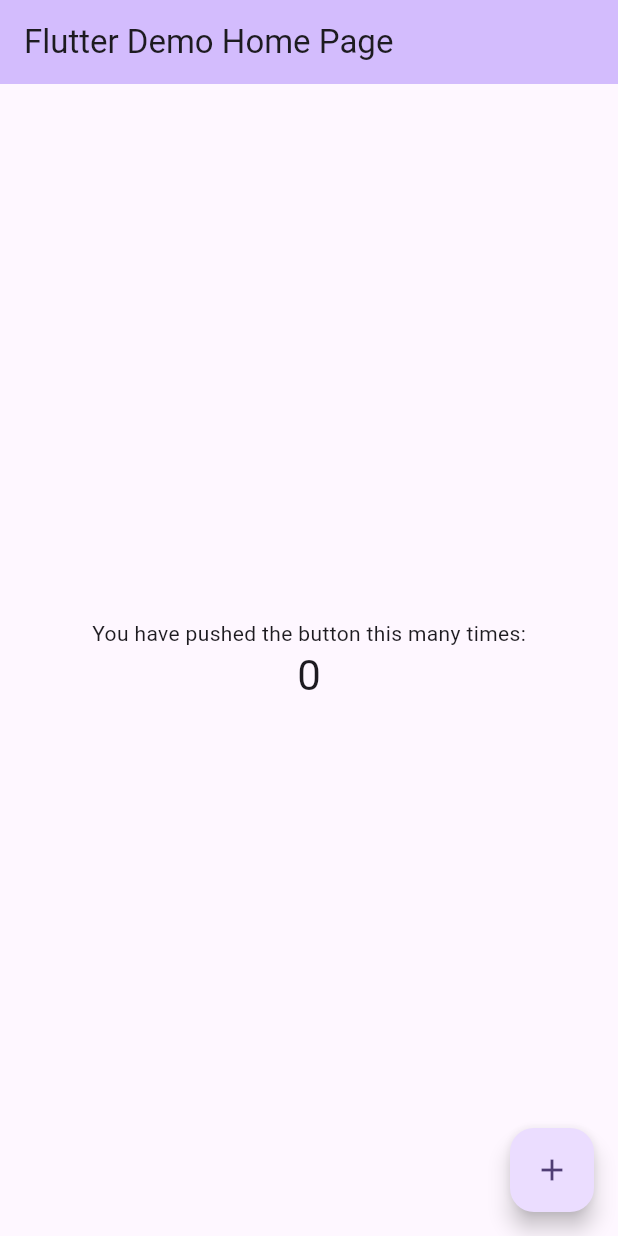
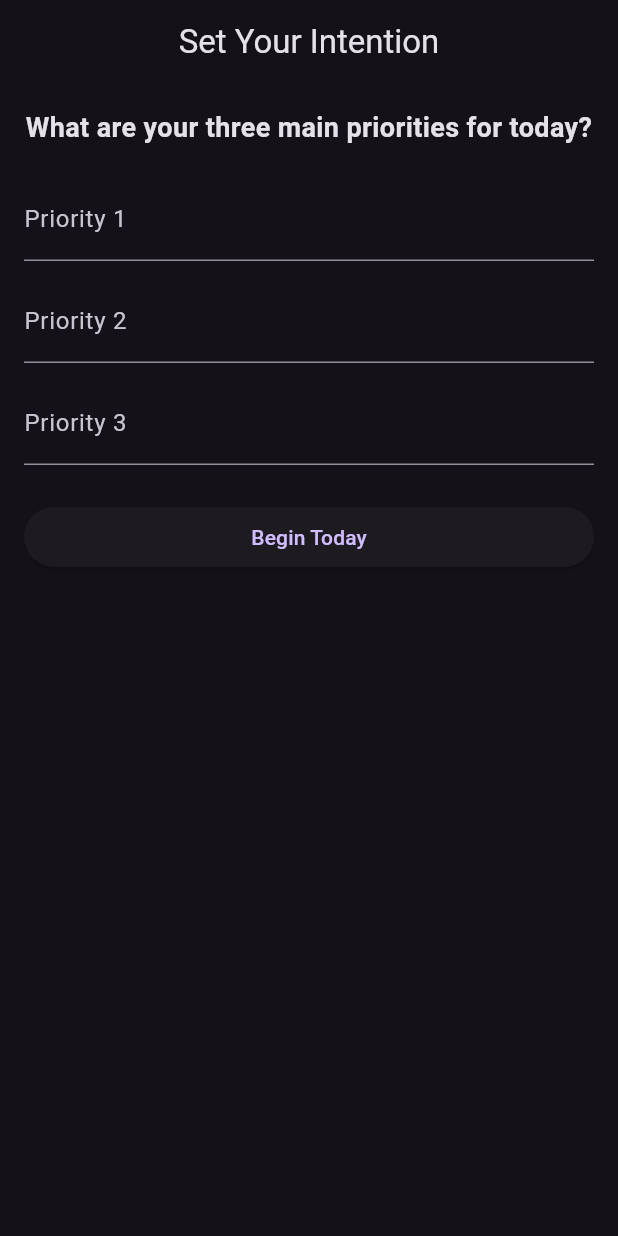
Before and after one commit to anshjast/koru, a Flutter app: the screen it shows after launch, on a phone screen of 412 x 824 dp. Run offline on Flutter 3.47's test engine with Material 3 defaults, Android fonts, the light colour scheme and no system bars; our stand-ins replace cloud_firestore, firebase_core; accounts and stored records are empty.

Commit message:
feat: Restructure app with Splash, Entry, and Dashboard screens

```diff
--- a/lib/main.dart
+++ b/lib/main.dart
@@ -1,122 +1,26 @@
 import 'package:flutter/material.dart';
+import 'package:firebase_core/firebase_core.dart';
+import 'package:koru/screens/splash_screen.dart'; // Ensure this import is here
 
-void main() {
-  runApp(const MyApp());
+void main() async {
+  WidgetsFlutterBinding.ensureInitialized();
+  await Firebase.initializeApp();
+  runApp(const KoruApp());
 }
 
-class MyApp extends StatelessWidget {
-  const MyApp({super.key});
+class KoruApp extends StatelessWidget {
+  const KoruApp({super.key});
 
-  // This widget is the root of your application.
   @override
   Widget build(BuildContext context) {
     return MaterialApp(
-      title: 'Flutter Demo',
+      title: 'Koru',
+      debugShowCheckedModeBanner: false,
       theme: ThemeData(
-        // This is the theme of your application.
-        //
-        // TRY THIS: Try running your application with "flutter run". You'll see
-        // the application has a purple toolbar. Then, without quitting the app,
-        // try changing the seedColor in the colorScheme below to Colors.green
-        // and then invoke "hot reload" (save your changes or press the "hot
-        // reload" button in a Flutter-supported IDE, or press "r" if you used
-        // the command line to start the app).
-        //
-        // Notice that the counter didn't reset back to zero; the application
-        // state is not lost during the reload. To reset the state, use hot
-        // restart instead.
-        //
-        // This works for code too, not just values: Most code changes can be
-        // tested with just a hot reload.
-        colorScheme: ColorScheme.fromSeed(seedColor: Colors.deepPurple),
+        brightness: Brightness.dark,
+        primarySwatch: Colors.teal,
       ),
-      home: const MyHomePage(title: 'Flutter Demo Home Page'),
+      home: const SplashScreen(), // This calls the class from the other file
     );
   }
 }
-
-class MyHomePage extends StatefulWidget {
-  const MyHomePage({super.key, required this.title});
-
-  // This widget is the home page of your application. It is stateful, meaning
-  // that it has a State object (defined below) that contains fields that affect
-  // how it looks.
-
-  // This class is the configuration for the state. It holds the values (in this
-  // case the title) provided by the parent (in this case the App widget) and
-  // used by the build method of the State. Fields in a Widget subclass are
-  // always marked "final".
-
-  final String title;
-
-  @override
-  State<MyHomePage> createState() => _MyHomePageState();
-}
-
-class _MyHomePageState extends State<MyHomePage> {
-  int _counter = 0;
-
-  void _incrementCounter() {
-    setState(() {
-      // This call to setState tells the Flutter framework that something has
-      // changed in this State, which causes it to rerun the build method below
-      // so that the display can reflect the updated values. If we changed
-      // _counter without calling setState(), then the build method would not be
-      // called again, and so nothing would appear to happen.
-      _counter++;
-    });
-  }
-
-  @override
-  Widget build(BuildContext context) {
-    // This method is rerun every time setState is called, for instance as done
-    // by the _incrementCounter method above.
-    //
-    // The Flutter framework has been optimized to make rerunning build methods
-    // fast, so that you can just rebuild anything that needs updating rather
-    // than having to individually change instances of widgets.
-    return Scaffold(
-      appBar: AppBar(
-        // TRY THIS: Try changing the color here to a specific color (to
-        // Colors.amber, perhaps?) and trigger a hot reload to see the AppBar
-        // change color while the other colors stay the same.
-        backgroundColor: Theme.of(context).colorScheme.inversePrimary,
-        // Here we take the value from the MyHomePage object that was created by
-        // the App.build method, and use it to set our appbar title.
-        title: Text(widget.title),
-      ),
-      body: Center(
-        // Center is a layout widget. It takes a single child and positions it
-        // in the middle of the parent.
-        child: Column(
-          // Column is also a layout widget. It takes a list of children and
-          // arranges them vertically. By default, it sizes itself to fit its
-          // children horizontally, and tries to be as tall as its parent.
-          //
-          // Column has various properties to control how it sizes itself and
-          // how it positions its children. Here we use mainAxisAlignment to
-          // center the children vertically; the main axis here is the vertical
-          // axis because Columns are vertical (the cross axis would be
-          // horizontal).
-          //
-          // TRY THIS: Invoke "debug painting" (choose the "Toggle Debug Paint"
-          // action in the IDE, or press "p" in the console), to see the
-          // wireframe for each widget.
-          mainAxisAlignment: MainAxisAlignment.center,
-          children: <Widget>[
-            const Text('You have pushed the button this many times:'),
-            Text(
-              '$_counter',
-              style: Theme.of(context).textTheme.headlineMedium,
-            ),
-          ],
-        ),
-      ),
-      floatingActionButton: FloatingActionButton(
-        onPressed: _incrementCounter,
-        tooltip: 'Increment',
-        child: const Icon(Icons.add),
-      ), // This trailing comma makes auto-formatting nicer for build methods.
-    );
-  }
-}
--- /dev/null
+++ b/lib/screens/big_3_entry_screen.dart
@@ -0,0 +1,87 @@
+// lib/screens/big_3_entry_screen.dart
+
+import 'package:flutter/material.dart';
+import 'package:cloud_firestore/cloud_firestore.dart';
+import 'package:koru/screens/dashboard_screen.dart';
+
+// Ensure the class name here is spelled exactly like this
+class Big3EntryScreen extends StatefulWidget {
+  const Big3EntryScreen({super.key});
+
+  @override
+  State<Big3EntryScreen> createState() => _Big3EntryScreenState();
+}
+
+class _Big3EntryScreenState extends State<Big3EntryScreen> {
+  final _priority1Controller = TextEditingController();
+  final _priority2Controller = TextEditingController();
+  final _priority3Controller = TextEditingController();
+
+  @override
+  Widget build(BuildContext context) {
+    return Scaffold(
+      appBar: AppBar(
+        title: const Text('Set Your Intention'),
+        centerTitle: true,
+      ),
+      body: SingleChildScrollView(
+        child: Padding(
+          padding: const EdgeInsets.all(16.0),
+          child: Column(
+            crossAxisAlignment: CrossAxisAlignment.stretch,
+            children: [
+              const Text(
+                'What are your three main priorities for today?',
+                style: TextStyle(fontSize: 18, fontWeight: FontWeight.bold),
+                textAlign: TextAlign.center,
+              ),
+              const SizedBox(height: 20),
+              TextField(
+                controller: _priority1Controller,
+                decoration: const InputDecoration(labelText: 'Priority 1'),
+              ),
+              const SizedBox(height: 12),
+              TextField(
+                controller: _priority2Controller,
+                decoration: const InputDecoration(labelText: 'Priority 2'),
+              ),
+              const SizedBox(height: 12),
+              TextField(
+                controller: _priority3Controller,
+                decoration: const InputDecoration(labelText: 'Priority 3'),
+              ),
+              const SizedBox(height: 24),
+              ElevatedButton(
+                onPressed: _savePrioritiesAndNavigate,
+                child: const Text('Begin Today'),
+              ),
+            ],
+          ),
+        ),
+      ),
+    );
+  }
+
+  void _savePrioritiesAndNavigate() {
+    final String priority1 = _priority1Controller.text;
+    final String priority2 = _priority2Controller.text;
+    final String priority3 = _priority3Controller.text;
+
+    if (priority1.isNotEmpty || priority2.isNotEmpty || priority3.isNotEmpty) {
+      FirebaseFirestore.instance.collection('big3').add({
+        'priority1': priority1,
+        'priority2': priority2,
+        'priority3': priority3,
+        'timestamp': Timestamp.now(),
+      });
+
+      Navigator.of(context).pushReplacement(
+        MaterialPageRoute(builder: (_) => const DashboardScreen()),
+      );
+    } else {
+      ScaffoldMessenger.of(context).showSnackBar(
+        const SnackBar(content: Text('Please set at least one priority.')),
+      );
+    }
+  }
+}
--- a/pubspec.yaml
+++ b/pubspec.yaml
@@ -30,6 +30,8 @@ environment:
 dependencies:
   flutter:
     sdk: flutter
+  firebase_core: ^2.15.1
+  cloud_firestore: ^4.9.1
 
   # The following adds the Cupertino Icons font to your application.
   # Use with the CupertinoIcons class for iOS style icons.
```
Also changed, not shown: lib/screens/dashboard_screen.dart (added, +71 -0 lines), lib/screens/splash_screen.dart (added, +47 -0 lines), pubspec.lock, 3 other files.
